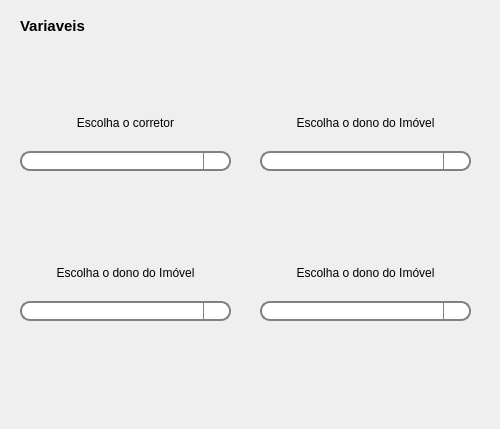
Before: the Qt Designer form front/ui/pages/auto_venda/autorizacao.ui in tiagodsg1/gerador_contratos, drawn with Qt 5.
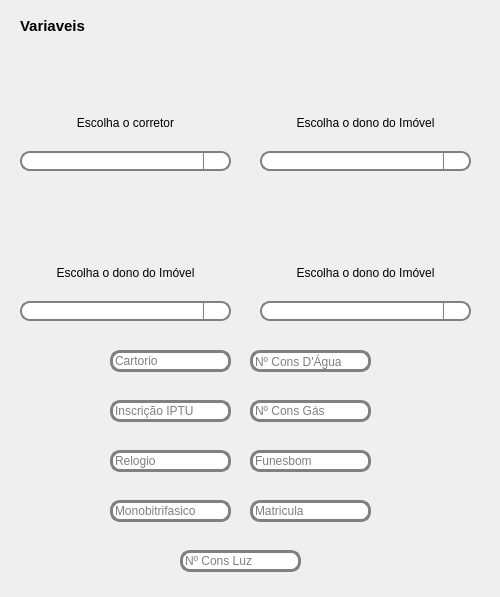
After: the same form once the commit is applied. Icons and pictures are not drawn.

What changed in the file:
```diff
--- a/front/ui/pages/auto_venda/autorizacao.ui
+++ b/front/ui/pages/auto_venda/autorizacao.ui
@@ -7,7 +7,7 @@
     <x>0</x>
     <y>0</y>
     <width>500</width>
-    <height>429</height>
+    <height>597</height>
    </rect>
   </property>
   <property name="windowTitle">
@@ -220,6 +220,126 @@
     </item>
    </layout>
   </widget>
+  <widget class="QLineEdit" name="lineEdit_14">
+   <property name="geometry">
+    <rect>
+     <x>250</x>
+     <y>400</y>
+     <width>121</width>
+     <height>22</height>
+    </rect>
+   </property>
+   <property name="placeholderText">
+    <string>Nº Cons Gás</string>
+   </property>
+  </widget>
+  <widget class="QLineEdit" name="lineEdit_12">
+   <property name="geometry">
+    <rect>
+     <x>180</x>
+     <y>550</y>
+     <width>121</width>
+     <height>22</height>
+    </rect>
+   </property>
+   <property name="layoutDirection">
+    <enum>Qt::LeftToRight</enum>
+   </property>
+   <property name="placeholderText">
+    <string>Nº Cons Luz</string>
+   </property>
+  </widget>
+  <widget class="QLineEdit" name="lineEdit_13">
+   <property name="geometry">
+    <rect>
+     <x>110</x>
+     <y>500</y>
+     <width>121</width>
+     <height>22</height>
+    </rect>
+   </property>
+   <property name="placeholderText">
+    <string>Monobitrifasico</string>
+   </property>
+  </widget>
+  <widget class="QLineEdit" name="lineEdit_16">
+   <property name="geometry">
+    <rect>
+     <x>250</x>
+     <y>350</y>
+     <width>121</width>
+     <height>22</height>
+    </rect>
+   </property>
+   <property name="placeholderText">
+    <string>Nº Cons D'Água</string>
+   </property>
+  </widget>
+  <widget class="QLineEdit" name="lineEdit_8">
+   <property name="geometry">
+    <rect>
+     <x>110</x>
+     <y>350</y>
+     <width>121</width>
+     <height>22</height>
+    </rect>
+   </property>
+   <property name="placeholderText">
+    <string>Cartorio</string>
+   </property>
+  </widget>
+  <widget class="QLineEdit" name="lineEdit_9">
+   <property name="geometry">
+    <rect>
+     <x>110</x>
+     <y>400</y>
+     <width>121</width>
+     <height>22</height>
+    </rect>
+   </property>
+   <property name="placeholderText">
+    <string>Inscrição IPTU</string>
+   </property>
+  </widget>
+  <widget class="QLineEdit" name="lineEdit_15">
+   <property name="geometry">
+    <rect>
+     <x>250</x>
+     <y>450</y>
+     <width>121</width>
+     <height>22</height>
+    </rect>
+   </property>
+   <property name="placeholderText">
+    <string>Funesbom</string>
+   </property>
+  </widget>
+  <widget class="QLineEdit" name="lineEdit_11">
+   <property name="geometry">
+    <rect>
+     <x>250</x>
+     <y>500</y>
+     <width>121</width>
+     <height>22</height>
+    </rect>
+   </property>
+   <property name="placeholderText">
+    <string>Matricula</string>
+   </property>
+  </widget>
+  <widget class="QLineEdit" name="lineEdit_10">
+   <property name="geometry">
+    <rect>
+     <x>110</x>
+     <y>450</y>
+     <width>121</width>
+     <height>22</height>
+    </rect>
+   </property>
+   <property name="placeholderText">
+    <string>Relogio</string>
+   </property>
+  </widget>
   <zorder>layoutWidget</zorder>
   <zorder>label</zorder>
   <zorder>layoutWidget</zorder>
```
Left out of the diff: 9 changed lines with no effect on the pictures.
